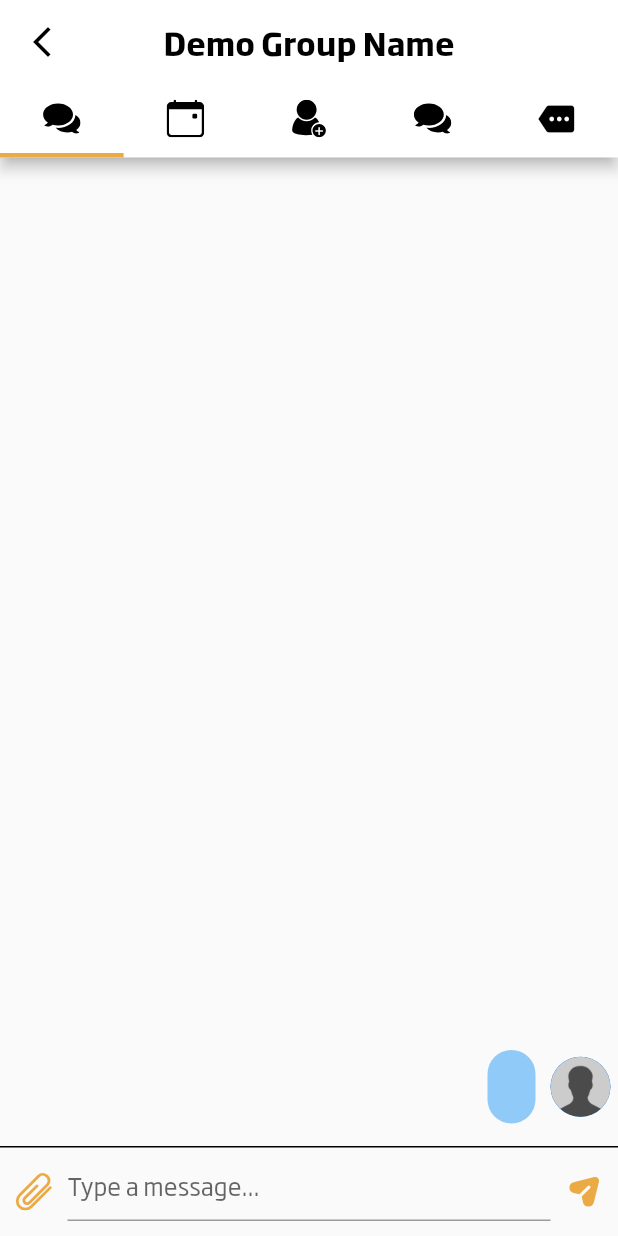
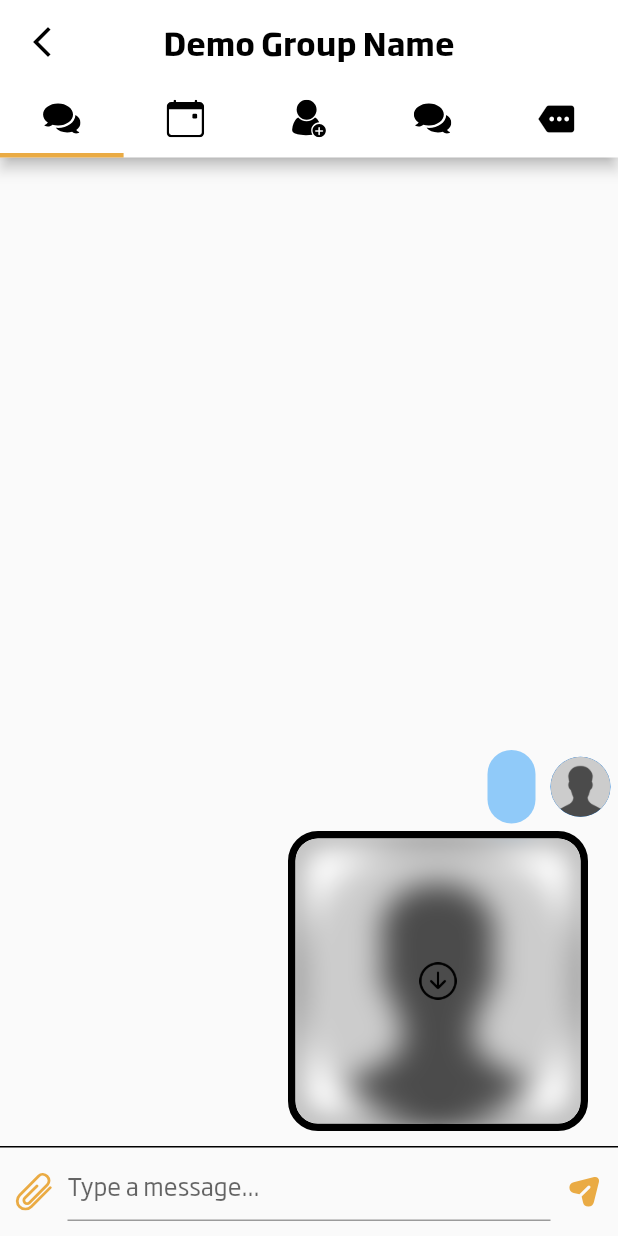
Before and after one commit to Saiprasad122/fitness99, a Flutter app: the ChatScreen screen opened directly with empty values, after a tap on an icon or button, on a phone screen of 412 x 824 dp. Run offline on Flutter 3.47's test engine with Material 2 defaults, Android fonts, the phone set to English and light mode, and no system bars; drawn by our look-alikes of cached_network_image; our stand-ins replace cloud_firestore, dio, equatable, firebase_auth, firebase_core, firebase_storage and 13 more; missing offline and left inert: cloud_firestore_web, connectivity_for_web, firebase_auth_web, firebase_core_web, firebase_storage_web, image_picker_for_web and 1 more; accounts and stored records are empty; generated files the repository leaves out were written again; network calls fail; project files that could hold a hidden picture were left out.

Commit message:
small push

```diff
--- a/lib/controllers/chat_screen_controller/chat_screen_controller.dart
+++ b/lib/controllers/chat_screen_controller/chat_screen_controller.dart
@@ -1,5 +1,6 @@
 import 'dart:async';
 import 'package:cloud_firestore/cloud_firestore.dart';
+import 'package:fitness_99/controllers/chat_screen_controller/mssg_type_enum.dart';
 import 'package:fitness_99/core/services/user_model_service.dart';
 import 'package:flutter/cupertino.dart';
 import 'package:get/get.dart';
@@ -14,7 +15,14 @@ class ChatScreenController extends GetxController {
   final List<Map<String, dynamic>> demoList = [];
   final scrollController = ScrollController();
 
-  void addData(String mssg, int groupId) {
+  void addData({
+    required String mssg,
+    required int groupId,
+    String url = '',
+    MessageType messageType = MessageType.text,
+  }) {
+    MessageType messageType = MessageType.text;
+
     instance
         .collection('groups')
         .doc(groupId.toString())
@@ -22,8 +30,10 @@ class ChatScreenController extends GetxController {
         .add({
       'id': userModel.getid().toString(),
       'message': mssg,
+      'messageType': messageType.toString(),
       'time': DateTime.now(),
-      'imageURl': userModel.getProfilePicture()
+      'imageURl': userModel.getProfilePicture(),
+      'url': url
     }).then((value) => chatTED.clear());
   }
 
--- /dev/null
+++ b/lib/controllers/chat_screen_controller/mssg_type_enum.dart
@@ -0,0 +1,6 @@
+enum MessageType {
+  text,
+  image,
+  video,
+  document,
+}
--- a/lib/views/chat_screen/chat_screen_tabs/chat_screen_view/chat_screen_view.dart
+++ b/lib/views/chat_screen/chat_screen_tabs/chat_screen_view/chat_screen_view.dart
@@ -1,6 +1,9 @@
+import 'dart:ui';
+
 import 'package:cached_network_image/cached_network_image.dart';
 import 'package:cloud_firestore/cloud_firestore.dart';
 import 'package:fitness_99/controllers/chat_screen_controller/chat_screen_controller.dart';
+import 'package:fitness_99/controllers/chat_screen_controller/mssg_type_enum.dart';
 import 'package:fitness_99/core/services/user_model_service.dart';
 import 'package:fitness_99/global/utils/dimensions.dart';
 import 'package:fitness_99/global/utils/fontsAndSizes.dart';
@@ -119,6 +122,7 @@ class ChatScreenView extends StatelessWidget {
                                 ],
                               )
                             : Column(
+                                crossAxisAlignment: CrossAxisAlignment.end,
                                 children: [
                                   Row(
                                     mainAxisAlignment: MainAxisAlignment.end,
@@ -173,6 +177,45 @@ class ChatScreenView extends StatelessWidget {
                                     ],
                                   ),
                                   const SizedBox(height: 5),
+                                  Container(
+                                    height: 200,
+                                    width: 200,
+                                    margin:
+                                        EdgeInsets.symmetric(horizontal: 20),
+                                    decoration: BoxDecoration(
+                                      borderRadius: BorderRadius.circular(20),
+                                      border: Border.all(
+                                        width: 5,
+                                        color: Colors.black,
+                                      ),
+                                      color: Colors.white,
+                                    ),
+                                    child: Stack(
+                                      fit: StackFit.expand,
+                                      children: [
+                                        Image.asset(
+                                            'assets/images/placeholders/user.png'),
+                                        ClipRRect(
+                                          borderRadius:
+                                              BorderRadius.circular(15),
+                                          child: BackdropFilter(
+                                            filter: ImageFilter.blur(
+                                              sigmaX: 10,
+                                              sigmaY: 10,
+                                            ),
+                                            child: Container(
+                                              alignment: Alignment.center,
+                                              child: Image.asset(
+                                                'assets/images/placeholders/download_button.png',
+                                                width: 25,
+                                                height: 25,
+                                              ),
+                                            ),
+                                          ),
+                                        )
+                                      ],
+                                    ),
+                                  )
                                 ],
                               );
                       },
@@ -200,8 +243,9 @@ class ChatScreenView extends StatelessWidget {
                   ],
                 ),
               );
+            } else {
+              return Center(child: CircularProgressIndicator());
             }
-            return Center(child: CircularProgressIndicator());
           },
         ),
         Positioned(
@@ -241,7 +285,7 @@ class ChatScreenView extends StatelessWidget {
                 const SizedBox(width: 10),
                 InkWell(
                   onTap: () => controller.addData(
-                      controller.chatTED.value.text, group_id),
+                      mssg: controller.chatTED.value.text, groupId: group_id),
                   child: SvgPicture.asset(
                     'assets/svgs/chat_screen/send_icon.svg',
                     color: AppColors.secondaryColor,
@@ -257,13 +301,3 @@ class ChatScreenView extends StatelessWidget {
     );
   }
 }
-
-// List<MssgClass> chats = [
-//   MssgClass(id: 'receiver', mssg: 'Hey'),
-//   MssgClass(id: 'sender', mssg: 'Hey'),
-// ];
-
-// class MssgClass {
-//   String id, mssg;
-//   MssgClass({required this.id, required this.mssg});
-// }
```
Also changed, not shown: assets/images/placeholders/download_button.png (added).
